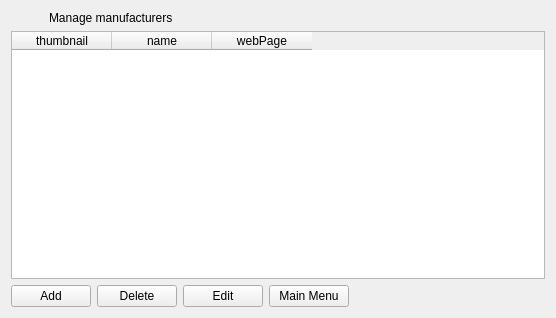
Old version of the form client/forms/manufacturers.ui in the repository Wolframe/configurator.
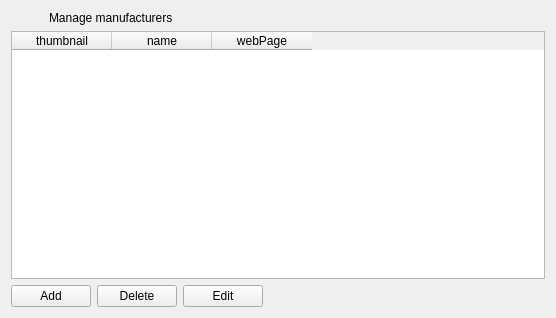
New version of the form. Icons and pictures are not drawn.

What changed in the file:
```diff
--- a/client/forms/manufacturers.ui
+++ b/client/forms/manufacturers.ui
@@ -73,19 +73,6 @@
        </property>
       </widget>
      </item>
-     <item>
-      <widget class="QPushButton" name="reload_2">
-       <property name="text">
-        <string>Main Menu</string>
-       </property>
-       <property name="form" stdset="0">
-        <string notr="true">init</string>
-       </property>
-       <property name="global.manufacturerState" stdset="0">
-        <string notr="true">{manufacturer.state}</string>
-       </property>
-      </widget>
-     </item>
      <item>
       <spacer name="horizontalSpacer_2">
        <property name="orientation">
```
Left out of the diff: 3 changed lines with no effect on the pictures.
